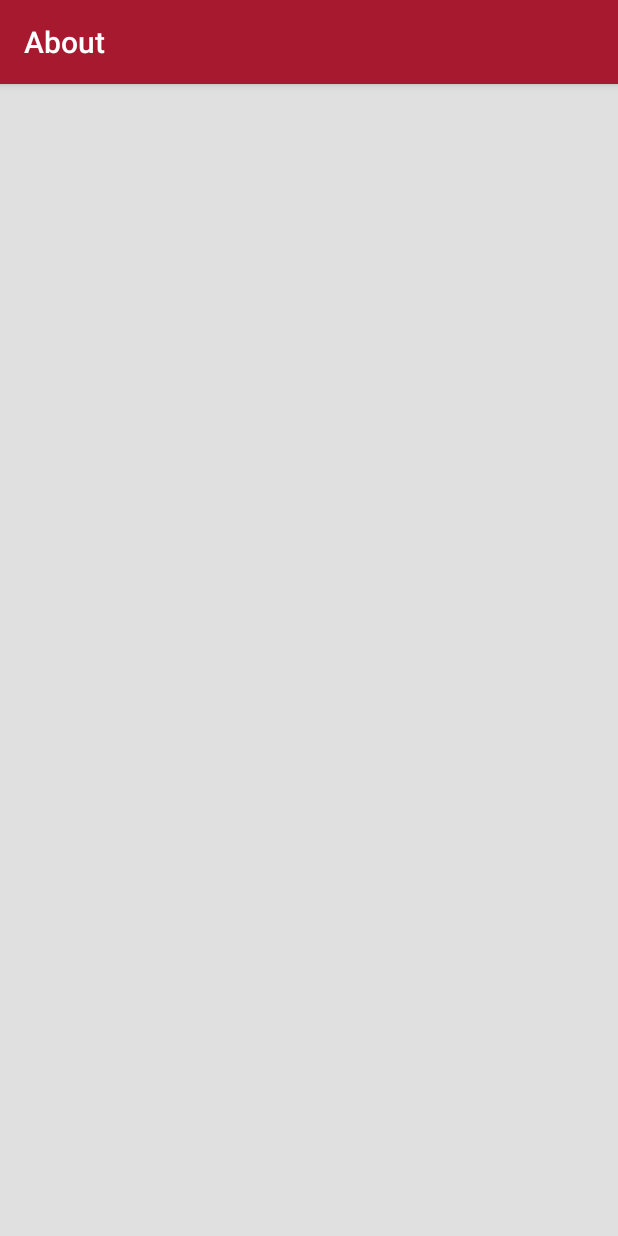
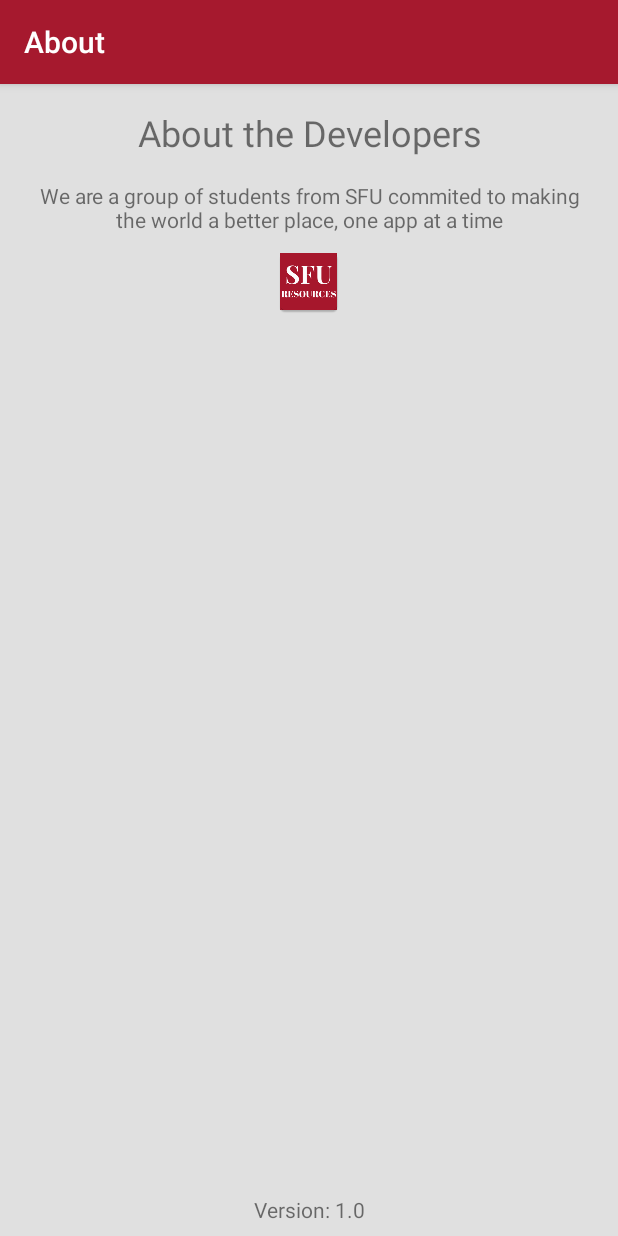
Before and after one commit to kunalgulati/AndroidApp, an Android app: the screen it shows after launch (AboutActivity), in the options menu, after a tap on "About", on a phone screen of 412 x 824 dp. Run offline under Robolectric (Android 15) with nearby library versions, the phone set to English and light mode, and no system bars; our stand-ins replace Firebase (no records; nobody signed in at launch, a user with empty details on screens opened directly).

Commit message:
added more information to AboutActivity

```diff
--- a/app/src/main/java/com/example/myles/sprint2/MainActivity.java
+++ b/app/src/main/java/com/example/myles/sprint2/MainActivity.java
@@ -24,7 +24,7 @@ public class MainActivity extends AppCompatActivity {
         setContentView(R.layout.activity_main);
 
         // Only run to setup database categories. Do not run if database is already running
-        //setupDatabase();
+        setupDatabase();
 
         studentBtn = (Button) findViewById(R.id.student_btn);
         advisorBtn = (Button) findViewById(R.id.advisor_btn);
--- a/app/src/main/res/layout/activity_about.xml
+++ b/app/src/main/res/layout/activity_about.xml
@@ -7,5 +7,36 @@
     android:orientation="vertical"
     tools:context="com.example.myles.sprint2.AboutActivity">
 
+    <TextView
+        style="@style/CategoryStyle"
+        android:layout_width="match_parent"
+        android:layout_height="wrap_content"
+        android:text="@string/about_title" />
+
+    <TextView
+        android:paddingTop="16dp"
+        style="@style/EditTextStyle"
+        android:layout_width="match_parent"
+        android:layout_height="wrap_content"
+        android:text="@string/about_part_one" />
+
+    <ImageView
+        android:layout_width="match_parent"
+        android:layout_height="wrap_content"
+        android:src="@mipmap/display"
+        android:contentDescription="@string/sfu_resources_logo"/>
+
+    <RelativeLayout
+        android:id="@+id/rel_layout"
+        android:layout_width="match_parent"
+        android:layout_height="match_parent">
+
+        <TextView
+            android:layout_alignParentBottom="true"
+            style="@style/EditTextStyle"
+            android:layout_width="match_parent"
+            android:layout_height="wrap_content"
+            android:text="@string/version_1_0" />
+    </RelativeLayout>
 
 </LinearLayout>
--- a/app/src/main/res/layout/activity_advisor_add.xml
+++ b/app/src/main/res/layout/activity_advisor_add.xml
@@ -14,7 +14,7 @@
             style="@style/CategoryStyle"
             android:layout_width="match_parent"
             android:layout_height="wrap_content"
-            android:text="Event Name"/>
+            android:text="@string/event_name"/>
 
         <EditText
             style="@style/EditTextStyle"
--- a/app/src/main/res/values/strings.xml
+++ b/app/src/main/res/values/strings.xml
@@ -1,6 +1,6 @@
 <resources>
     <!--Main Activity-->
-    <string name="app_name">Sprint2</string>
+    <string name="app_name">SFU Resources</string>
     <string name="activity_main_student">Student</string>
     <string name="activity_main_advisor">Advisor</string>
 
@@ -15,6 +15,7 @@
     <string name="advisor_event_view_history">View History</string>
 
     <!--Advisor Add Activity-->
+    <string name="event_name">Event Name</string>
     <string name="advisor_add_fields">Fill in the Fields</string>
     <string name="advisor_add_advisor_name">Name of Advisor</string>
     <string name="advisor_add_event_name">Name of the event</string>
@@ -33,12 +34,13 @@
     <string name="choose_department">Choose Department</string>
 
     <!--Student Activity-->
-    <string name="student_activity_email">Enter your email</string>
-    <string name="student_activity_password">Enter your password</string>
-    <string name="student_activity_login">Login</string>
     <string name="EventName">TextView</string>
 
     <!--About Activity-->
     <string name="about">About</string>
+    <string name="about_part_one">We are a group of students from SFU commited to making the world a better place, one app at a time</string>
+    <string name="about_title">About the Developers</string>
+    <string name="sfu_resources_logo">SFU Resources logo</string>
+    <string name="version_1_0">Version: 1.0</string>
 
 </resources>
```
Also changed, not shown: app/src/main/java/com/example/myles/sprint2/AdvisorLogin.java (+0 -58 lines), app/src/main/res/layout/activity_login_advisor.xml (+0 -12 lines).
